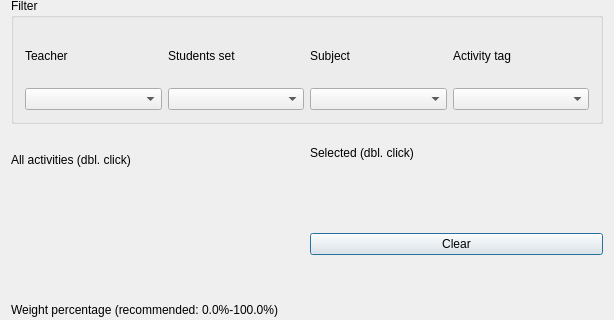
janLo/FET, file src/interface/modifyconstraintactivitiesnotoverlappingform_template.ui: the form before one commit; both pictures show x 0 to 614 and y 145 to 465 of the 614 by 571 pixel window.
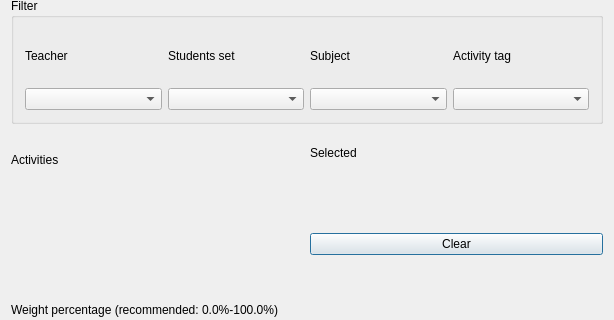
The form after the commit. Custom widgets are drawn as their Qt base class.

The edit to the form file:
```diff
--- a/src/interface/modifyconstraintactivitiesnotoverlappingform_template.ui
+++ b/src/interface/modifyconstraintactivitiesnotoverlappingform_template.ui
@@ -106,7 +106,7 @@
         <enum>QFrame::Plain</enum>
        </property>
        <property name="text">
-        <string>All activities (dbl. click)</string>
+        <string>Activities</string>
        </property>
        <property name="wordWrap">
         <bool>false</bool>
@@ -135,7 +135,7 @@
         <enum>QFrame::Plain</enum>
        </property>
        <property name="text">
-        <string>Selected (dbl. click)</string>
+        <string comment="It refers to a list of selected activities">Selected</string>
        </property>
        <property name="wordWrap">
         <bool>false</bool>
```
